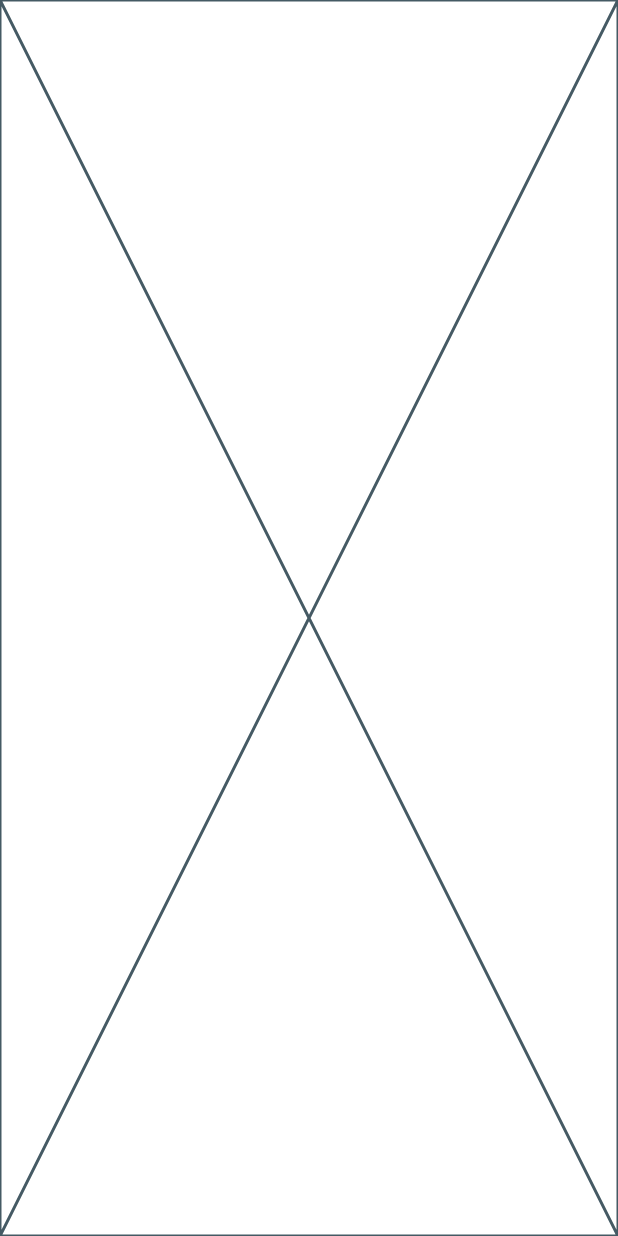
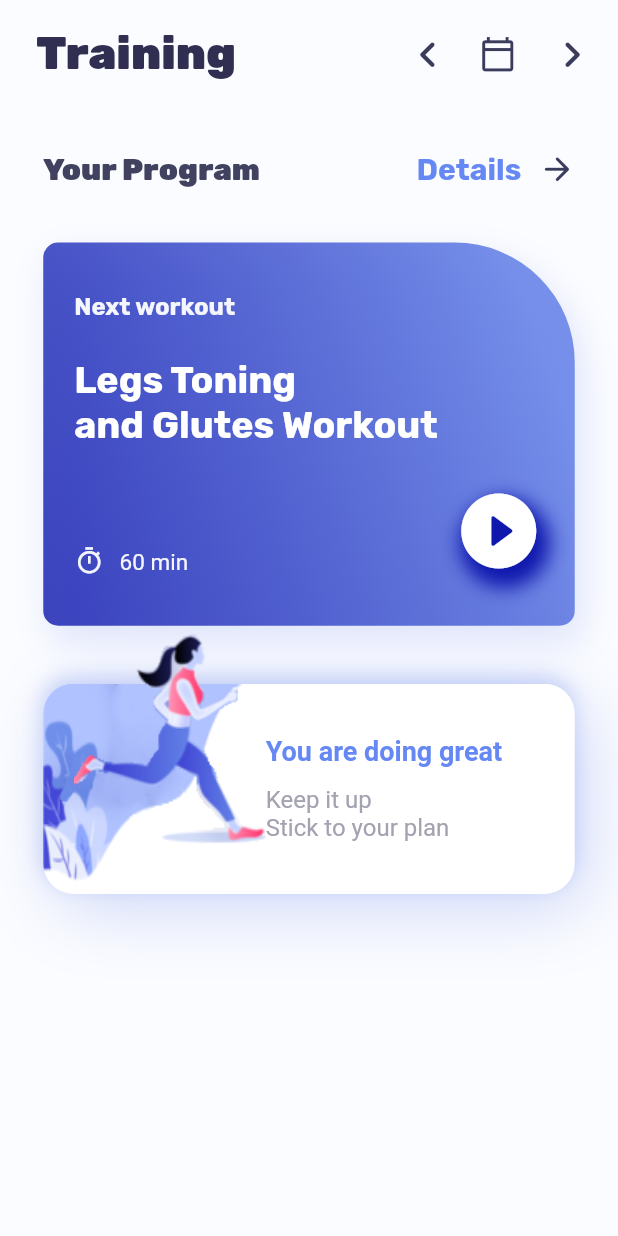
Before and after one commit to azinmapar/training_app, a Flutter app: the screen it shows after launch, on a phone screen of 412 x 824 dp. Run offline on Flutter 3.47's test engine with Material 2 defaults, Android fonts, the phone set to English and light mode, and no system bars; our stand-ins replace sizer.

Commit message:
half of home page done (only ui)

```diff
--- /dev/null
+++ b/lib/CustomizedWidgets/CustomAppBar.dart
@@ -0,0 +1,43 @@
+import 'package:flutter/material.dart';
+import '../consts.dart';
+import 'custom_appbar_icon.dart';
+
+class CustomAppBar extends StatelessWidget {
+  const CustomAppBar({
+    super.key,
+  });
+
+  @override
+  Widget build(BuildContext context) {
+    return AppBar(
+      backgroundColor: Colors.transparent,
+      elevation: kZeroElevationAppBar,
+      //title
+      title: Text(
+        kTrainingTitle,
+        style: kAppBarTitleStyle,
+      ),
+      //Icons
+      actions: [
+        //left arrow
+        CustomAppBarIcon(
+          icon: Icons.chevron_left_rounded,
+          iconSize: k35IconSize,
+          onPressed: () {},
+        ),
+        //calender
+        CustomAppBarIcon(
+          icon: Icons.calendar_today_outlined,
+          iconSize: k25IconSize,
+          onPressed: () {},
+        ),
+        //right arrow
+        CustomAppBarIcon(
+          icon: Icons.chevron_right_rounded,
+          iconSize: k35IconSize,
+          onPressed: () {},
+        ),
+      ],
+    );
+  }
+}
--- /dev/null
+++ b/lib/CustomizedWidgets/CustomFirstContainer.dart
@@ -0,0 +1,107 @@
+import 'package:flutter/material.dart';
+import '../app_colors.dart';
+import '../consts.dart';
+
+class CustomFirstContainer extends StatelessWidget {
+  const CustomFirstContainer({
+    super.key,
+  });
+
+  @override
+  Widget build(BuildContext context) {
+    return Padding(
+      padding: EdgeInsets.only(left: k20Width, right: k20Width, top: k20Height),
+      child: Container(
+        //dimensions
+        height: k220Height,
+        width: kScreenWidth,
+        decoration: BoxDecoration(
+          //gradient color
+          gradient: LinearGradient(
+            colors: [
+              AppColor.kGradientFirst.withOpacity(0.8),
+              AppColor.kGradientSecond.withOpacity(0.9),
+            ],
+            begin: Alignment.bottomLeft,
+            end: Alignment.centerRight,
+          ),
+          //round corners
+          borderRadius: const BorderRadius.only(
+            topLeft: k10CircularRadius,
+            bottomLeft: k10CircularRadius,
+            bottomRight: k10CircularRadius,
+            topRight: k80CircularRadius,
+          ),
+          //shadow
+          boxShadow: [
+            BoxShadow(
+              color: AppColor.kGradientSecond.withOpacity(0.2),
+              offset: const Offset(5.0, 10.0),
+              blurRadius: 20.0,
+            ),
+          ],
+        ),
+        child: Padding(
+          padding: EdgeInsets.all(k20Width),
+          child: Column(
+            crossAxisAlignment: CrossAxisAlignment.start,
+            mainAxisAlignment: MainAxisAlignment.spaceAround,
+            children: [
+              //heading title
+              Text(
+                kNextWorkoutTitle,
+                style: kNextWorkoutTitleTextStyle,
+              ),
+              //text
+              Text(
+                kNextWorkoutInfo,
+                style: kNextWorkoutInfoTextStyle,
+              ),
+              //the bottom row of icons and texts
+              Row(
+                crossAxisAlignment: CrossAxisAlignment.end,
+                children: [
+                  //timer icon
+                  Icon(
+                    Icons.timer_outlined,
+                    color: AppColor.kHomePageContainerTextSmall,
+                    size: k20IconSize,
+                  ),
+                  SizedBox(
+                    width: k10Width,
+                  ),
+                  //timer text
+                  Text(
+                    k60MinText,
+                    style: kTimerInContainerTextStyle,
+                  ),
+                  //takes the available space
+                  Expanded(child: Container()),
+                  //container for shadow
+                  Container(
+                    decoration: BoxDecoration(
+                      borderRadius: BorderRadius.circular(k60IconSize),
+                      boxShadow: [
+                        BoxShadow(
+                          color: AppColor.kGradientFirst,
+                          offset: const Offset(4.0, 8.0),
+                          blurRadius: 10.0,
+                        ),
+                      ],
+                    ),
+                    //play icon
+                    child: Icon(
+                      Icons.play_circle_filled_rounded,
+                      color: AppColor.kWhiteColor,
+                      size: k60IconSize,
+                    ),
+                  ),
+                ],
+              ),
+            ],
+          ),
+        ),
+      ),
+    );
+  }
+}
--- /dev/null
+++ b/lib/CustomizedWidgets/CustomPlanContainer.dart
@@ -0,0 +1,41 @@
+import 'package:flutter/material.dart';
+import '../app_colors.dart';
+import '../consts.dart';
+
+class CustomPlanContainer extends StatelessWidget {
+  const CustomPlanContainer({
+    super.key,
+  });
+
+  @override
+  Widget build(BuildContext context) {
+    return Padding(
+      padding: EdgeInsets.only(left: k20Width, right: k8Width),
+      child: Row(
+        children: [
+          //your program text
+          Text(
+            kYourProgramTitle,
+            style: kYourProgramTitleStyle,
+          ),
+          //Takes all the available space
+          Expanded(child: Container()),
+          //details text
+          Text(
+            kDetailsText,
+            style: kDetailsTextStyle,
+          ),
+          //arrow icon
+          IconButton(
+            onPressed: () {},
+            icon: Icon(
+              Icons.arrow_forward_rounded,
+              color: AppColor.kHomePageIcons,
+              size: k25IconSize,
+            ),
+          )
+        ],
+      ),
+    );
+  }
+}
--- /dev/null
+++ b/lib/CustomizedWidgets/CustomSecondContainer.dart
@@ -0,0 +1,91 @@
+import 'package:flutter/material.dart';
+import '../app_colors.dart';
+import '../consts.dart';
+
+class CustomSecondContainer extends StatelessWidget {
+  const CustomSecondContainer({
+    super.key,
+  });
+
+  @override
+  Widget build(BuildContext context) {
+    return Padding(
+      padding: EdgeInsets.only(left: k20Width, right: k20Width),
+      child: SizedBox(
+        width: kScreenWidth,
+        height: k180Height,
+        child: Stack(
+          children: [
+            //background image
+            Container(
+              margin: EdgeInsets.only(top: k30Height),
+              width: kScreenWidth,
+              height: k120Height,
+              decoration: BoxDecoration(
+                borderRadius: k20CircularBorderRadius,
+                image: const DecorationImage(
+                  image: AssetImage('assets/card.png'),
+                  fit: BoxFit.fill,
+                ),
+                boxShadow: [
+                  //bottom shadow
+                  BoxShadow(
+                    color: AppColor.kGradientSecond.withOpacity(0.3),
+                    blurRadius: 40.0,
+                    offset: const Offset(8.0, 10.0),
+                  ),
+                  //top shadow
+                  BoxShadow(
+                    color: AppColor.kGradientSecond.withOpacity(0.3),
+                    blurRadius: 10.0,
+                    offset: const Offset(-1.0, -5.0),
+                  ),
+                ],
+              ),
+            ),
+            //human image
+            Container(
+              width: kScreenWidth * 0.41,
+              height: k120Height,
+              decoration: const BoxDecoration(
+                image: DecorationImage(
+                  image: AssetImage('assets/figure.png'),
+                  fit: BoxFit.fitHeight,
+                ),
+              ),
+            ),
+            //texts
+            Container(
+              width: double.maxFinite,
+              height: k120Height,
+              margin: EdgeInsets.only(left: k150Width, top: k30Height),
+              child: Column(
+                crossAxisAlignment: CrossAxisAlignment.start,
+                mainAxisAlignment: MainAxisAlignment.center,
+                children: [
+                  Text(
+                    kHomePageDetailTitleText,
+                    style: kHomePageDetailTitleTextStyle,
+                  ),
+                  SizedBox(
+                    height: k10Height,
+                  ),
+                  RichText(
+                    text: TextSpan(
+                        text: kHomePagePlanText1,
+                        style: kHomePagePlanTextStyle,
+                        children: const [
+                          TextSpan(
+                            text: kHomePagePlanText2,
+                          ),
+                        ]),
+                  ),
+                ],
+              ),
+            ),
+          ],
+        ),
+      ),
+    );
+  }
+}
--- /dev/null
+++ b/lib/CustomizedWidgets/custom_appbar_icon.dart
@@ -0,0 +1,27 @@
+import 'package:flutter/material.dart';
+import '../app_colors.dart';
+
+class CustomAppBarIcon extends StatelessWidget {
+  const CustomAppBarIcon({
+    super.key,
+    required this.icon,
+    required this.iconSize,
+    required this.onPressed,
+  });
+
+  final IconData icon;
+  final double iconSize;
+  final void Function()? onPressed;
+
+  @override
+  Widget build(BuildContext context) {
+    return IconButton(
+      onPressed: onPressed,
+      icon: Icon(
+        icon,
+        color: AppColor.kHomePageIcons,
+        size: iconSize,
+      ),
+    );
+  }
+}
--- a/lib/app_colors.dart
+++ b/lib/app_colors.dart
@@ -1,22 +1,23 @@
 import 'dart:ui';
 
 class AppColor {
-  static Color homePageBackground = const Color(0xFFfbfcff);
-  static Color gradientFirst = const Color(0xff0f17ad);
-  static Color gradientSecond = const Color(0xFF6985e8);
-  static Color homePageTitle = const Color(0xFF302f51);
-  static Color homePageSubtitle = const Color(0xFF414160);
-  static Color homePageDetail = const Color(0xFF6588f4);
-  static Color homePageIcons = const Color(0xFF3b3c5c);
-  static Color homePageContainerTextSmall = const Color(0xFFf4f5fd);
-  static Color homePageContainerTextBig = const Color(0xFFffffff);
-  static Color homePagePlanColor = const Color(0xFFa2a2b1);
-  static Color secondPageTopIconColor = const Color(0xFFb7bce8);
-  static Color secondPageTitleColor = const Color(0xFFfefeff);
-  static Color secondPageContainerGradient1stColor = const Color(0xFF5564d8);
-  static Color secondPageContainerGradient2ndColor = const Color(0xFF6279dc);
-  static Color secondPageIconColor = const Color(0xFFfafafe);
-  static Color loopColor = const Color(0xFF6d8dea);
-  static Color setsColor = const Color(0xFF9999a9);
-  static Color circuitsColor = const Color(0xFF2f2f51);
+  static Color kHomePageBackground = const Color(0xFFfbfcff);
+  static Color kGradientFirst = const Color(0xff0f17ad);
+  static Color kGradientSecond = const Color(0xFF6985e8);
+  static Color kHomePageTitle = const Color(0xFF302f51);
+  static Color kHomePageSubtitle = const Color(0xFF414160);
+  static Color kHomePageDetail = const Color(0xFF6588f4);
+  static Color kHomePageIcons = const Color(0xFF3b3c5c);
+  static Color kHomePageContainerTextSmall = const Color(0xFFf4f5fd);
+  static Color kHomePageContainerTextBig = const Color(0xFFffffff);
+  static Color kHomePagePlanColor = const Color(0xFFa2a2b1);
+  static Color kSecondPageTopIconColor = const Color(0xFFb7bce8);
+  static Color kSecondPageTitleColor = const Color(0xFFfefeff);
+  static Color kSecondPageContainerGradient1stColor = const Color(0xFF5564d8);
+  static Color kSecondPageContainerGradient2ndColor = const Color(0xFF6279dc);
+  static Color kSecondPageIconColor = const Color(0xFFfafafe);
+  static Color kLoopColor = const Color(0xFF6d8dea);
+  static Color kSetsColor = const Color(0xFF9999a9);
+  static Color kCircuitsColor = const Color(0xFF2f2f51);
+  static Color kWhiteColor = const Color(0xFFffffff);
 }
--- /dev/null
+++ b/lib/consts.dart
@@ -0,0 +1,108 @@
+import 'package:flutter/material.dart';
+import 'package:sizer/sizer.dart';
+import 'app_colors.dart';
+
+//phone I'm testing on:
+//height: 707.4285714285714
+//width: 411.42857142857144
+
+//titles
+const String kTrainingTitle = 'Training';
+const String kFontFamily = 'Rubik';
+const String kYourProgramTitle = 'Your Program';
+const String kDetailsText = 'Details';
+const String kNextWorkoutTitle = 'Next workout';
+const String kNextWorkoutInfo = 'Legs Toning\nand Glutes Workout';
+const String k60MinText = '60 min';
+const String kHomePageDetailTitleText = 'You are doing great';
+const String kHomePagePlanText1 = 'Keep it up\n';
+const String kHomePagePlanText2 = 'Stick to your plan';
+
+//styles
+final TextStyle kAppBarTitleStyle = TextStyle(
+  color: AppColor.kHomePageTitle,
+  fontFamily: kFontFamily,
+  fontWeight: FontWeight.w900,
+  fontSize: k30FontSize,
+);
+final TextStyle kYourProgramTitleStyle = TextStyle(
+  color: AppColor.kHomePageSubtitle,
+  fontFamily: kFontFamily,
+  fontSize: k20FontSize,
+  fontWeight: FontWeight.w900,
+);
+final TextStyle kDetailsTextStyle = TextStyle(
+  color: AppColor.kHomePageDetail,
+  fontFamily: kFontFamily,
+  fontSize: k20FontSize,
+  fontWeight: FontWeight.w700,
+);
+final TextStyle kNextWorkoutTitleTextStyle = TextStyle(
+  color: AppColor.kHomePageContainerTextSmall,
+  fontFamily: kFontFamily,
+  fontSize: k16FontSize,
+  fontWeight: FontWeight.bold,
+);
+final TextStyle kNextWorkoutInfoTextStyle = TextStyle(
+  color: AppColor.kHomePageContainerTextBig,
+  fontFamily: kFontFamily,
+  fontSize: k25FontSize,
+  fontWeight: FontWeight.bold,
+);
+final TextStyle kTimerInContainerTextStyle = TextStyle(
+  color: AppColor.kHomePageContainerTextSmall,
+  fontSize: k15FontSize,
+);
+final TextStyle kHomePageDetailTitleTextStyle = TextStyle(
+  color: AppColor.kHomePageDetail,
+  fontSize: k18FontSize,
+  fontWeight: FontWeight.bold,
+);
+final TextStyle kHomePagePlanTextStyle = TextStyle(
+  color: AppColor.kHomePagePlanColor,
+  fontSize: k16FontSize,
+);
+
+//doubles
+const double kZeroElevationAppBar = 0.0;
+
+//Radius
+const Radius k10CircularRadius = Radius.circular(10.0);
+const Radius k80CircularRadius = Radius.circular(80.0);
+final BorderRadius k20CircularBorderRadius = BorderRadius.circular(20.0);
+
+//responsive font and icon size, height, width
+final double kScreenHeight = 100.h;
+final double kScreenWidth = 100.w;
+final double k30FontSize =
+    SizerUtil.deviceType == DeviceType.mobile ? 30.0 : 40.0;
+final double k20FontSize =
+    SizerUtil.deviceType == DeviceType.mobile ? 20.0 : 30.0;
+final double k16FontSize =
+    SizerUtil.deviceType == DeviceType.mobile ? 16.0 : 26.0;
+final double k15FontSize =
+    SizerUtil.deviceType == DeviceType.mobile ? 15.0 : 25.0;
+final double k18FontSize =
+    SizerUtil.deviceType == DeviceType.mobile ? 18.0 : 28.0;
+final double k25FontSize =
+    SizerUtil.deviceType == DeviceType.mobile ? 25.0 : 35.0;
+final double k35IconSize =
+    SizerUtil.deviceType == DeviceType.mobile ? 35.0 : 50.0;
+final double k25IconSize =
+    SizerUtil.deviceType == DeviceType.mobile ? 25.0 : 40.0;
+final double k20IconSize =
+    SizerUtil.deviceType == DeviceType.mobile ? 20.0 : 35.0;
+final double k60IconSize =
+    SizerUtil.deviceType == DeviceType.mobile ? 60.0 : 75.0;
+final double k20Height = 0.03 * kScreenHeight;
+final double k10Height = 0.015 * kScreenHeight;
+final double k30Height = 0.04 * kScreenHeight;
+final double k5Height = 0.007 * kScreenHeight;
+final double k120Height = 0.17 * kScreenHeight;
+final double k220Height = 0.31 * kScreenHeight;
+final double k200Height = 0.28 * kScreenHeight;
+final double k180Height = 0.25 * kScreenHeight;
+final double k20Width = 0.05 * kScreenWidth;
+final double k150Width = 0.36 * kScreenWidth;
+final double k8Width = 0.02 * kScreenWidth;
+final double k10Width = 0.025 * kScreenWidth;
--- a/lib/home_page.dart
+++ b/lib/home_page.dart
@@ -1,4 +1,10 @@
 import 'package:flutter/material.dart';
+import 'package:video_player/CustomizedWidgets/CustomPlanContainer.dart';
+import 'package:video_player/app_colors.dart';
+import 'package:video_player/consts.dart';
+import 'CustomizedWidgets/CustomAppBar.dart';
+import 'CustomizedWidgets/CustomFirstContainer.dart';
+import 'CustomizedWidgets/CustomSecondContainer.dart';
 
 class HomePage extends StatefulWidget {
   const HomePage({Key? key}) : super(key: key);
@@ -10,6 +16,31 @@ class HomePage extends StatefulWidget {
 class _HomePageState extends State<HomePage> {
   @override
   Widget build(BuildContext context) {
-    return const Placeholder();
+    return Scaffold(
+      backgroundColor: AppColor.kHomePageBackground,
+      body: Padding(
+        padding: EdgeInsets.all(k8Width),
+        child: SafeArea(
+          child: Column(
+            children: [
+              //Transparent AppBar
+              const CustomAppBar(),
+              SizedBox(
+                height: k20Height,
+              ),
+              //your program details
+              const CustomPlanContainer(),
+              //first blue container
+              const CustomFirstContainer(),
+              SizedBox(
+                height: k5Height,
+              ),
+              //second motivation container
+              const CustomSecondContainer(),
+            ],
+          ),
+        ),
+      ),
+    );
   }
 }
--- a/lib/main.dart
+++ b/lib/main.dart
@@ -1,8 +1,8 @@
 import 'package:flutter/material.dart';
+import 'home_page.dart';
+import 'package:sizer/sizer.dart';
 
-import 'home_page.dart';
-
-void main() {
+void main() async {
   runApp(const MyApp());
 }
 
@@ -12,6 +12,8 @@ class MyApp extends StatelessWidget {
   // This widget is the root of your application.
   @override
   Widget build(BuildContext context) {
+    return Sizer(
+      builder: (context, orientation, deviceType) {
         return MaterialApp(
           debugShowCheckedModeBanner: false,
           title: 'Flutter Demo',
@@ -20,5 +22,7 @@ class MyApp extends StatelessWidget {
           ),
           home: const HomePage(),
         );
+      },
+    );
   }
 }
```
Also changed, not shown: pubspec.yaml (+8 -8 lines), assets/card.png (added), assets/figure.png (added), fonts/Rubik-VariableFont_wght.ttf (added), pubspec.lock, 1 other file. Lines whose indentation alone changed are shown as unchanged.
